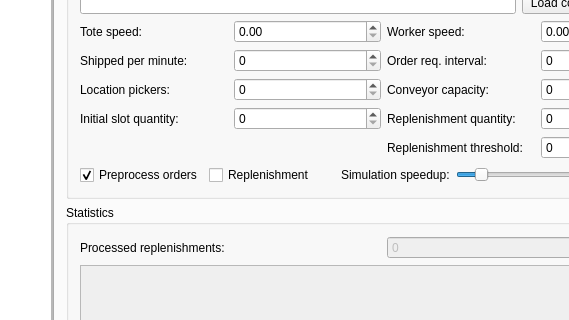
This is src/gui/mainwindow.ui in kocica/warehouse-manager as Qt 5 draws it before an edit; both pictures show x 437 to 1006 and y 106 to 426 of the 1153 by 1002 pixel window. The edited form follows.
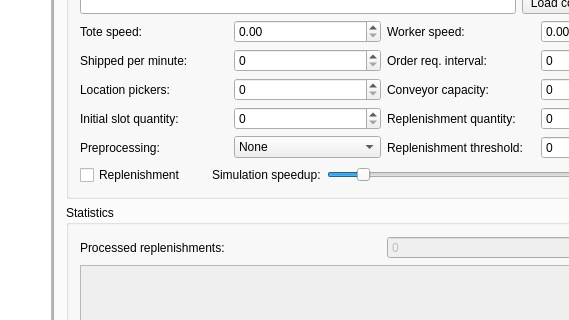
This is the edited form. The open tabs and pages were chosen to show the change. Icons and pictures are not drawn. Custom widgets are drawn as their Qt base class.

Commit message: Preprocessing using ACO in UI

```diff
--- a/src/gui/mainwindow.ui
+++ b/src/gui/mainwindow.ui
@@ -1587,6 +1587,32 @@
                    </property>
                   </widget>
                  </item>
+                 <item row="4" column="0">
+                  <widget class="QLabel" name="preprocessingLabel">
+                   <property name="text">
+                    <string>Preprocessing:</string>
+                   </property>
+                  </widget>
+                 </item>
+                 <item row="4" column="1">
+                  <widget class="QComboBox" name="preprocessing">
+                   <item>
+                    <property name="text">
+                     <string>None</string>
+                    </property>
+                   </item>
+                   <item>
+                    <property name="text">
+                     <string>Normal</string>
+                    </property>
+                   </item>
+                   <item>
+                    <property name="text">
+                     <string>Optimized</string>
+                    </property>
+                   </item>
+                  </widget>
+                 </item>
                 </layout>
                </item>
                <item>
@@ -1594,16 +1620,6 @@
                  <property name="bottomMargin">
                   <number>0</number>
                  </property>
-                 <item>
-                  <widget class="QCheckBox" name="preprocessOrders">
-                   <property name="text">
-                    <string>Preprocess orders</string>
-                   </property>
-                   <property name="checked">
-                    <bool>true</bool>
-                   </property>
-                  </widget>
-                 </item>
                  <item>
                   <widget class="QCheckBox" name="replenishment">
                    <property name="text">
```
Left out of the diff: 4 changed lines with no effect on the pictures. The commit also changes 3 other files.
